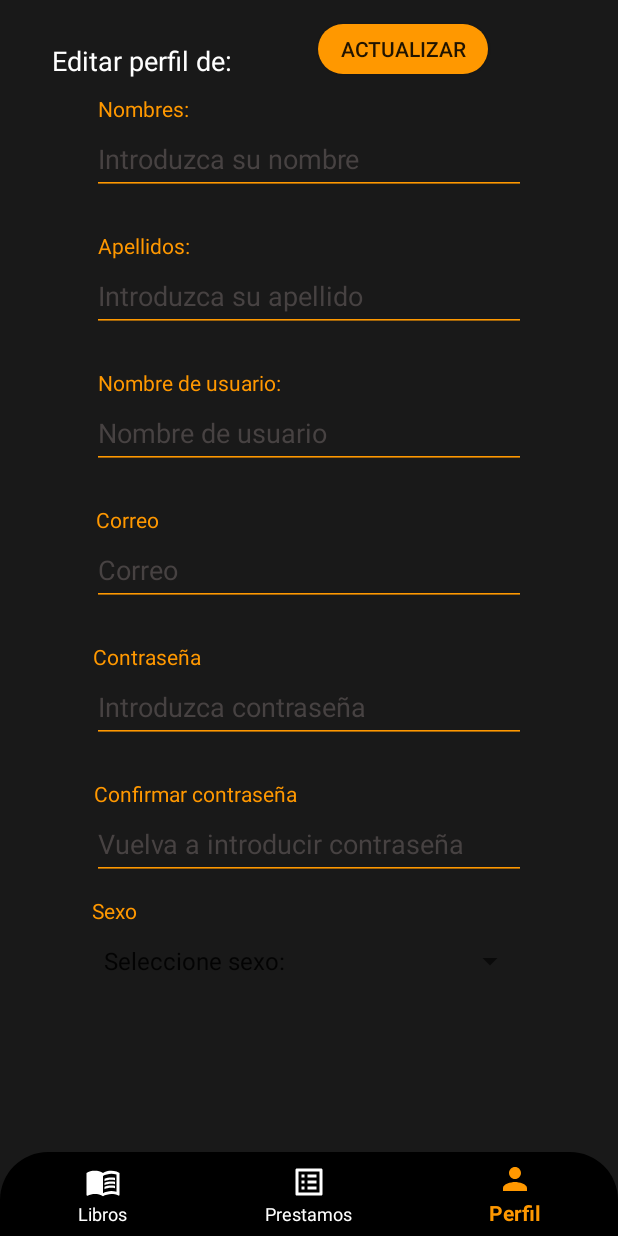
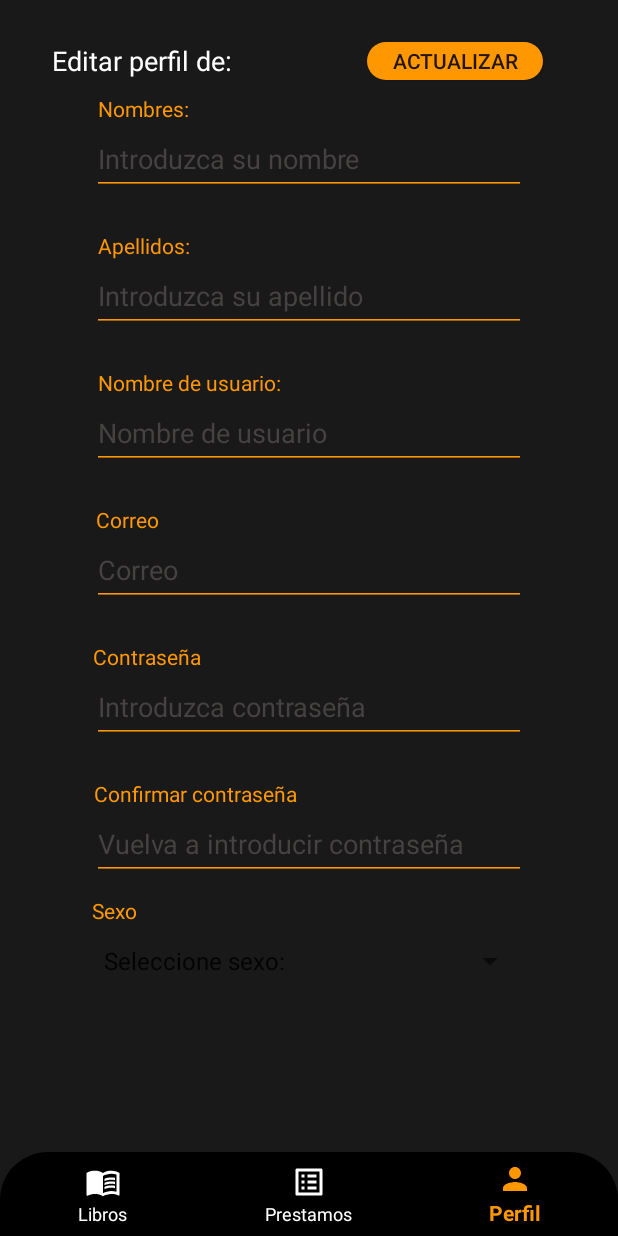
Before and after one commit to Halstan/bookstoreApp, an Android app: the NotificationsFragment screen opened through its navigation route, on a phone screen of 412 x 824 dp. Run offline under Robolectric (Android 15) with nearby library versions, the phone set to English and light mode, and no system bars; our stand-ins replace navigation-ui.

```diff
--- a/app/src/main/java/edu/pe/idat/bibliotecarikkazo/model/Alquiler.java
+++ b/app/src/main/java/edu/pe/idat/bibliotecarikkazo/model/Alquiler.java
@@ -21,4 +21,7 @@ public class Alquiler {
 
     private Libro libro;
 
+    private DetalleAlquiler detalleAlquiler;
+
+
 }
--- a/app/src/main/java/edu/pe/idat/bibliotecarikkazo/service/UsuarioService.java
+++ b/app/src/main/java/edu/pe/idat/bibliotecarikkazo/service/UsuarioService.java
@@ -9,7 +9,7 @@ public interface UsuarioService {
     @GET("/biblioteca/api/usuarios/username/{username}")
     Call<Usuario> findByUsername(@Path("username") String username, @Header("Authorization") String token);
 
-    @POST("/biblioteca/api/usuarios")
+    @PUT("/biblioteca/api/usuarios")
     Call<Usuario> updatePerfil(@Body Usuario usuario, @Header("Authorization") String token);
 
 }
--- a/app/src/main/java/edu/pe/idat/bibliotecarikkazo/ui/notifications/NotificationsFragment.java
+++ b/app/src/main/java/edu/pe/idat/bibliotecarikkazo/ui/notifications/NotificationsFragment.java
@@ -6,27 +6,29 @@ import android.util.Log;
 import android.view.LayoutInflater;
 import android.view.View;
 import android.view.ViewGroup;
-import android.widget.EditText;
-import android.widget.Spinner;
-import android.widget.TextView;
+import android.widget.*;
 import androidx.annotation.NonNull;
 import androidx.annotation.Nullable;
 import androidx.appcompat.app.AppCompatActivity;
 import androidx.fragment.app.Fragment;
 import edu.pe.idat.bibliotecarikkazo.R;
 import edu.pe.idat.bibliotecarikkazo.framework.ApiClient;
+import edu.pe.idat.bibliotecarikkazo.model.Rol;
 import edu.pe.idat.bibliotecarikkazo.model.Usuario;
 import retrofit2.Call;
 import retrofit2.Callback;
 import retrofit2.Response;
 
-import java.util.Objects;
+import java.util.*;
 
 public class NotificationsFragment extends Fragment {
 
     private TextView textView;
     private EditText etNombre, etApellido, etUsername, etCorreo, etPassword, etConfirmPassword;
     private Spinner cboSexo;
+    private Button btnActualizar;
+    private Set<Rol> rolesSet;
+    private Long idUsuario;
 
     public View onCreateView(@NonNull LayoutInflater inflater,
                              ViewGroup container, Bundle savedInstanceState) {
@@ -47,6 +49,7 @@ public class NotificationsFragment extends Fragment {
         etPassword = view.findViewById(R.id.etPassword);
         etConfirmPassword = view.findViewById(R.id.etConfirmPassword);
         cboSexo = view.findViewById(R.id.spSexo);
+        btnActualizar = view.findViewById(R.id.btnActualizar);
     }
 
     public void onViewCreated(@NonNull View view, @Nullable Bundle savedInstanceState) {
@@ -55,6 +58,14 @@ public class NotificationsFragment extends Fragment {
         String username = preferences.getString("username", "");
         String token = preferences.getString("token", "");
         getUsuarioByUsername(username, "Bearer " + token);
+
+        btnActualizar.setOnClickListener(new View.OnClickListener() {
+            @Override
+            public void onClick(View v) {
+                updatePerfil("Bearer " + token);
+            }
+        });
+
         super.onViewCreated(view, savedInstanceState);
     }
 
@@ -66,6 +77,10 @@ public class NotificationsFragment extends Fragment {
                 if (response.isSuccessful()){
                     Usuario usuario = response.body();
                     assert usuario != null;
+
+                    idUsuario = usuario.getIdUsuario();
+                    rolesSet = usuario.getRoles();
+
                     textView.setText("Perfil de: " + usuario.getUsername());
                     etNombre.setText(usuario.getNombre());
                     etApellido.setText(usuario.getApellido());
@@ -90,6 +105,8 @@ public class NotificationsFragment extends Fragment {
 
     private void updatePerfil(String token){
         Usuario usuario1 = new Usuario();
+        usuario1.setIdUsuario(idUsuario);
+        usuario1.setRoles(rolesSet);
         usuario1.setNombre(etNombre.getText().toString());
         usuario1.setApellido(etApellido.getText().toString());
         usuario1.setUsername(etUsername.getText().toString());
@@ -103,13 +120,13 @@ public class NotificationsFragment extends Fragment {
             @Override
             public void onResponse(Call<Usuario> call, Response<Usuario> response) {
                 if (response.isSuccessful()){
-
+                    Toast.makeText(getActivity(), "Usuario actualizado", Toast.LENGTH_SHORT).show();
                 } Log.e("USUARIO", " onResponse: " + response.errorBody());
             }
 
             @Override
             public void onFailure(Call<Usuario> call, Throwable t) {
-
+                Log.e("USUARIO", "onFailure: " + t.getMessage());
             }
         });
 
--- a/app/src/main/res/layout/fragment_notifications.xml
+++ b/app/src/main/res/layout/fragment_notifications.xml
@@ -223,14 +223,15 @@
     </ScrollView>
 
     <Button
-        android:id="@+id/button"
-        android:layout_width="113dp"
-        android:layout_height="33dp"
-        android:layout_marginTop="16dp"
+        android:id="@+id/btnActualizar"
+        android:layout_width="117dp"
+        android:layout_height="25dp"
+        android:layout_marginTop="28dp"
         android:layout_marginEnd="34dp"
         android:background="@drawable/btn_rounded"
         android:text="@string/btnActualizarPerfil"
         app:layout_constraintEnd_toEndOf="parent"
+        app:layout_constraintHorizontal_bias="0.841"
         app:layout_constraintStart_toEndOf="@+id/lblUsuario"
         app:layout_constraintTop_toTopOf="parent" />
 
```
Also changed, not shown: app/src/main/java/edu/pe/idat/bibliotecarikkazo/model/DetalleAlquiler.java (added, +14 -0 lines).
